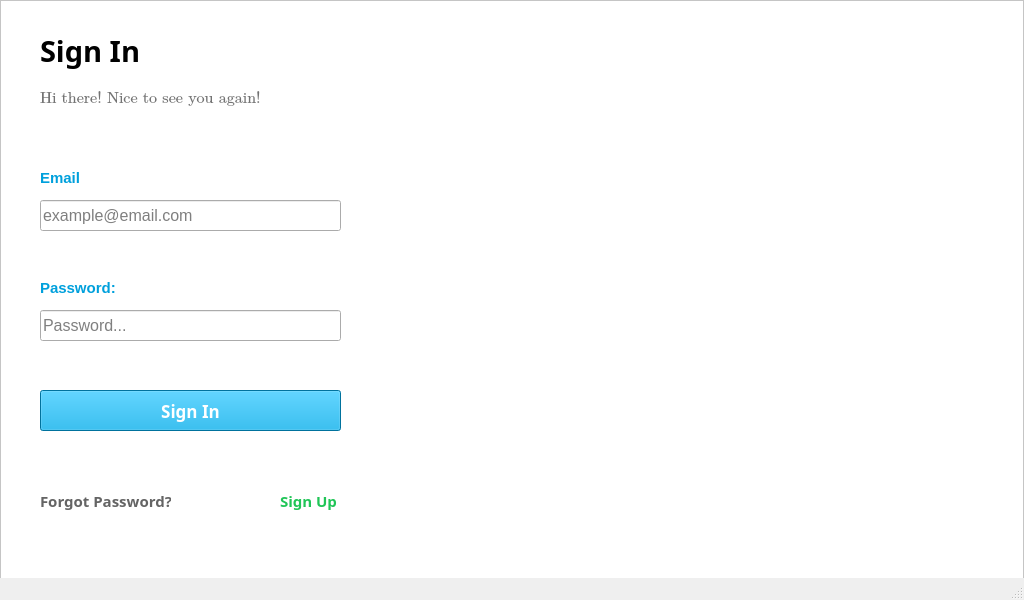
The window that User Interface/sign_in/sign_up.ui (sarscheps/Project---UI-Communications) describes before a commit, drawn with Qt 5.
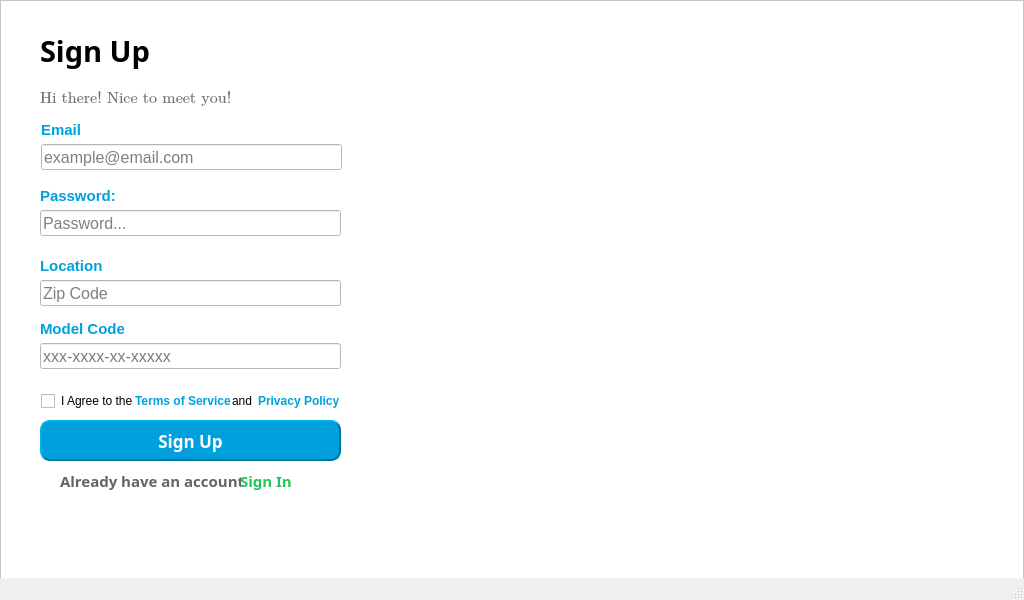
The same window after the commit. Icons and pictures are not drawn.

The edit to the form file:
```diff
--- a/User Interface/sign_in/sign_up.ui
+++ b/User Interface/sign_in/sign_up.ui
@@ -53,225 +53,6 @@
    <string>MainWindow</string>
   </property>
   <widget class="QWidget" name="centralwidget">
-   <widget class="QLineEdit" name="UsernameInput">
-    <property name="geometry">
-     <rect>
-      <x>40</x>
-      <y>200</y>
-      <width>301</width>
-      <height>31</height>
-     </rect>
-    </property>
-    <property name="sizePolicy">
-     <sizepolicy hsizetype="Fixed" vsizetype="Fixed">
-      <horstretch>0</horstretch>
-      <verstretch>0</verstretch>
-     </sizepolicy>
-    </property>
-    <property name="font">
-     <font>
-      <pointsize>12</pointsize>
-     </font>
-    </property>
-    <property name="text">
-     <string/>
-    </property>
-    <property name="placeholderText">
-     <string>example@email.com</string>
-    </property>
-   </widget>
-   <widget class="QLabel" name="UsernameLabel">
-    <property name="geometry">
-     <rect>
-      <x>40</x>
-      <y>170</y>
-      <width>111</width>
-      <height>16</height>
-     </rect>
-    </property>
-    <property name="palette">
-     <palette>
-      <active>
-       <colorrole role="WindowText">
-        <brush brushstyle="SolidPattern">
-         <color alpha="255">
-          <red>0</red>
-          <green>160</green>
-          <blue>220</blue>
-         </color>
-        </brush>
-       </colorrole>
-       <colorrole role="Text">
-        <brush brushstyle="SolidPattern">
-         <color alpha="255">
-          <red>0</red>
-          <green>160</green>
-          <blue>220</blue>
-         </color>
-        </brush>
-       </colorrole>
-       <colorrole role="ButtonText">
-        <brush brushstyle="SolidPattern">
-         <color alpha="255">
-          <red>0</red>
-          <green>160</green>
-          <blue>220</blue>
-         </color>
-        </brush>
-       </colorrole>
-       <colorrole role="PlaceholderText">
-        <brush brushstyle="SolidPattern">
-         <color alpha="128">
-          <red>0</red>
-          <green>160</green>
-          <blue>220</blue>
-         </color>
-        </brush>
-       </colorrole>
-      </active>
-      <inactive>
-       <colorrole role="WindowText">
-        <brush brushstyle="SolidPattern">
-         <color alpha="255">
-          <red>0</red>
-          <green>160</green>
-          <blue>220</blue>
-         </color>
-        </brush>
-       </colorrole>
-       <colorrole role="Text">
-        <brush brushstyle="SolidPattern">
-         <color alpha="255">
-          <red>0</red>
-          <green>160</green>
-          <blue>220</blue>
-         </color>
-        </brush>
-       </colorrole>
-       <colorrole role="ButtonText">
-        <brush brushstyle="SolidPattern">
-         <color alpha="255">
-          <red>0</red>
-          <green>160</green>
-          <blue>220</blue>
-         </color>
-        </brush>
-       </colorrole>
-       <colorrole role="PlaceholderText">
-        <brush brushstyle="SolidPattern">
-         <color alpha="128">
-          <red>0</red>
-          <green>160</green>
-          <blue>220</blue>
-         </color>
-        </brush>
-       </colorrole>
-      </inactive>
-      <disabled>
-       <colorrole role="WindowText">
-        <brush brushstyle="SolidPattern">
-         <color alpha="255">
-          <red>0</red>
-          <green>160</green>
-          <blue>220</blue>
-         </color>
-        </brush>
-       </colorrole>
-       <colorrole role="Text">
-        <brush brushstyle="SolidPattern">
-         <color alpha="255">
-          <red>0</red>
-          <green>160</green>
-          <blue>220</blue>
-         </color>
-        </brush>
-       </colorrole>
-       <colorrole role="ButtonText">
-        <brush brushstyle="SolidPattern">
-         <color alpha="255">
-          <red>0</red>
-          <green>160</green>
-          <blue>220</blue>
-         </color>
-        </brush>
-       </colorrole>
-       <colorrole role="PlaceholderText">
-        <brush brushstyle="SolidPattern">
-         <color alpha="128">
-          <red>0</red>
-          <green>160</green>
-          <blue>220</blue>
-         </color>
-        </brush>
-       </colorrole>
-      </disabled>
-     </palette>
-    </property>
-    <property name="font">
-     <font>
-      <family>Arial</family>
-      <pointsize>11</pointsize>
-      <bold>true</bold>
-     </font>
-    </property>
-    <property name="styleSheet">
-     <string notr="true">color:rgb(0, 160, 220);
-</string>
-    </property>
-    <property name="text">
-     <string>Email</string>
-    </property>
-   </widget>
-   <widget class="QLabel" name="PasswordLabel">
-    <property name="geometry">
-     <rect>
-      <x>40</x>
-      <y>280</y>
-      <width>101</width>
-      <height>16</height>
-     </rect>
-    </property>
-    <property name="font">
-     <font>
-      <family>Arial</family>
-      <pointsize>11</pointsize>
-      <bold>true</bold>
-     </font>
-    </property>
-    <property name="styleSheet">
-     <string notr="true">color:rgb(0, 160, 220);</string>
-    </property>
-    <property name="text">
-     <string>Password:</string>
-    </property>
-   </widget>
-   <widget class="QLineEdit" name="PaswordInput">
-    <property name="geometry">
-     <rect>
-      <x>40</x>
-      <y>310</y>
-      <width>301</width>
-      <height>31</height>
-     </rect>
-    </property>
-    <property name="font">
-     <font>
-      <pointsize>12</pointsize>
-     </font>
-    </property>
-    <property name="inputMask">
-     <string/>
-    </property>
-    <property name="text">
-     <string/>
-    </property>
-    <property name="echoMode">
-     <enum>QLineEdit::Password</enum>
-    </property>
-    <property name="placeholderText">
-     <string>Password...</string>
-    </property>
-   </widget>
    <widget class="QLabel" name="label">
     <property name="geometry">
      <rect>
@@ -289,7 +70,7 @@
      </font>
     </property>
     <property name="text">
-     <string>Sign In</string>
+     <string>Sign Up</string>
     </property>
    </widget>
    <widget class="QLabel" name="label_2">
@@ -313,280 +94,7 @@
 </string>
     </property>
     <property name="text">
-     <string>Hi there! Nice to see you again!</string>
-    </property>
-   </widget>
-   <widget class="QPushButton" name="pushButton">
-    <property name="geometry">
-     <rect>
-      <x>40</x>
-      <y>390</y>
-      <width>301</width>
-      <height>41</height>
-     </rect>
-    </property>
-    <property name="palette">
-     <palette>
-      <active>
-       <colorrole role="WindowText">
-        <brush brushstyle="SolidPattern">
-         <color alpha="255">
-          <red>255</red>
-          <green>255</green>
-          <blue>255</blue>
-         </color>
-        </brush>
-       </colorrole>
-       <colorrole role="Button">
-        <brush brushstyle="SolidPattern">
-         <color alpha="255">
-          <red>0</red>
-          <green>160</green>
-          <blue>220</blue>
-         </color>
-        </brush>
-       </colorrole>
-       <colorrole role="Text">
-        <brush brushstyle="SolidPattern">
-         <color alpha="255">
-          <red>255</red>
-          <green>255</green>
-          <blue>255</blue>
-         </color>
-        </brush>
-       </colorrole>
-       <colorrole role="ButtonText">
-        <brush brushstyle="SolidPattern">
-         <color alpha="255">
-          <red>255</red>
-          <green>255</green>
-          <blue>255</blue>
-         </color>
-        </brush>
-       </colorrole>
-       <colorrole role="Base">
-        <brush brushstyle="SolidPattern">
-         <color alpha="255">
-          <red>0</red>
-          <green>160</green>
-          <blue>220</blue>
-         </color>
-        </brush>
-       </colorrole>
-       <colorrole role="Window">
-        <brush brushstyle="SolidPattern">
-         <color alpha="255">
-          <red>0</red>
-          <green>160</green>
-          <blue>220</blue>
-         </color>
-        </brush>
-       </colorrole>
-       <colorrole role="PlaceholderText">
-        <brush brushstyle="SolidPattern">
-         <color alpha="128">
-          <red>255</red>
-          <green>255</green>
-          <blue>255</blue>
-         </color>
-        </brush>
-       </colorrole>
-      </active>
-      <inactive>
-       <colorrole role="WindowText">
-        <brush brushstyle="SolidPattern">
-         <color alpha="255">
-          <red>255</red>
-          <green>255</green>
-          <blue>255</blue>
-         </color>
-        </brush>
-       </colorrole>
-       <colorrole role="Button">
-        <brush brushstyle="SolidPattern">
-         <color alpha="255">
-          <red>0</red>
-          <green>160</green>
-          <blue>220</blue>
-         </color>
-        </brush>
-       </colorrole>
-       <colorrole role="Text">
-        <brush brushstyle="SolidPattern">
-         <color alpha="255">
-          <red>255</red>
-          <green>255</green>
-          <blue>255</blue>
-         </color>
-        </brush>
-       </colorrole>
-       <colorrole role="ButtonText">
-        <brush brushstyle="SolidPattern">
-         <color alpha="255">
-          <red>255</red>
-          <green>255</green>
-          <blue>255</blue>
-         </color>
-        </brush>
-       </colorrole>
-       <colorrole role="Base">
-        <brush brushstyle="SolidPattern">
-         <color alpha="255">
-          <red>0</red>
-          <green>160</green>
-          <blue>220</blue>
-         </color>
-        </brush>
-       </colorrole>
-       <colorrole role="Window">
-        <brush brushstyle="SolidPattern">
-         <color alpha="255">
-          <red>0</red>
-          <green>160</green>
-          <blue>220</blue>
-         </color>
-        </brush>
-       </colorrole>
-       <colorrole role="PlaceholderText">
-        <brush brushstyle="SolidPattern">
-         <color alpha="128">
-          <red>255</red>
-          <green>255</green>
-          <blue>255</blue>
-         </color>
-        </brush>
-       </colorrole>
-      </inactive>
-      <disabled>
-       <colorrole role="WindowText">
-        <brush brushstyle="SolidPattern">
-         <color alpha="255">
-          <red>255</red>
-          <green>255</green>
-          <blue>255</blue>
-         </color>
-        </brush>
-       </colorrole>
-       <colorrole role="Button">
-        <brush brushstyle="SolidPattern">
-         <color alpha="255">
-          <red>0</red>
-          <green>160</green>
-          <blue>220</blue>
-         </color>
-        </brush>
-       </colorrole>
-       <colorrole role="Text">
-        <brush brushstyle="SolidPattern">
-         <color alpha="255">
-          <red>255</red>
-          <green>255</green>
-          <blue>255</blue>
-         </color>
-        </brush>
-       </colorrole>
-       <colorrole role="ButtonText">
-        <brush brushstyle="SolidPattern">
-         <color alpha="255">
-          <red>255</red>
-          <green>255</green>
-          <blue>255</blue>
-         </color>
-        </brush>
-       </colorrole>
-       <colorrole role="Base">
-        <brush brushstyle="SolidPattern">
-         <color alpha="255">
-          <red>0</red>
-          <green>160</green>
-          <blue>220</blue>
-         </color>
-        </brush>
-       </colorrole>
-       <colorrole role="Window">
-        <brush brushstyle="SolidPattern">
-         <color alpha="255">
-          <red>0</red>
-          <green>160</green>
-          <blue>220</blue>
-         </color>
-        </brush>
-       </colorrole>
-       <colorrole role="PlaceholderText">
-        <brush brushstyle="SolidPattern">
-         <color alpha="128">
-          <red>255</red>
-          <green>255</green>
-          <blue>255</blue>
-         </color>
-        </brush>
-       </colorrole>
-      </disabled>
-     </palette>
-    </property>
-    <property name="font">
-     <font>
-      <family>Segoe UI Variable Display Semib</family>
-      <pointsize>13</pointsize>
-      <bold>true</bold>
-     </font>
-    </property>
-    <property name="autoFillBackground">
-     <bool>false</bool>
-    </property>
-    <property name="styleSheet">
-     <string notr="true">background-color:rgb(0, 160, 220);
-color:white;
-border-color:rgb(0, 167, 167)</string>
-    </property>
-    <property name="text">
-     <string>Sign In</string>
-    </property>
-   </widget>
-   <widget class="QLabel" name="label_3">
-    <property name="geometry">
-     <rect>
-      <x>40</x>
-      <y>490</y>
-      <width>131</width>
-      <height>21</height>
-     </rect>
-    </property>
-    <property name="font">
-     <font>
-      <family>Segoe UI Semibold</family>
-      <pointsize>11</pointsize>
-      <bold>true</bold>
-     </font>
-    </property>
-    <property name="styleSheet">
-     <string notr="true">color:rgb(100, 100, 100);</string>
-    </property>
-    <property name="text">
-     <string>Forgot Password?</string>
-    </property>
-   </widget>
-   <widget class="QLabel" name="label_4">
-    <property name="geometry">
-     <rect>
-      <x>280</x>
-      <y>490</y>
-      <width>61</width>
-      <height>21</height>
-     </rect>
-    </property>
-    <property name="font">
-     <font>
-      <family>Segoe UI Semibold</family>
-      <pointsize>11</pointsize>
-      <bold>true</bold>
-     </font>
-    </property>
-    <property name="styleSheet">
-     <string notr="true">color:rgb(32, 197, 87)</string>
-    </property>
-    <property name="text">
-     <string>Sign Up</string>
+     <string>Hi there! Nice to meet you!</string>
     </property>
    </widget>
    <widget class="QFrame" name="frame">
@@ -665,17 +173,934 @@
     <property name="frameShadow">
      <enum>QFrame::Raised</enum>
     </property>
+    <widget class="QLabel" name="UsernameLabel">
+     <property name="geometry">
+      <rect>
+       <x>41</x>
+       <y>121</y>
+       <width>40</width>
+       <height>17</height>
+      </rect>
+     </property>
+     <property name="palette">
+      <palette>
+       <active>
+        <colorrole role="WindowText">
+         <brush brushstyle="SolidPattern">
+          <color alpha="255">
+           <red>0</red>
+           <green>160</green>
+           <blue>220</blue>
+          </color>
+         </brush>
+        </colorrole>
+        <colorrole role="Text">
+         <brush brushstyle="SolidPattern">
+          <color alpha="255">
+           <red>0</red>
+           <green>160</green>
+           <blue>220</blue>
+          </color>
+         </brush>
+        </colorrole>
+        <colorrole role="ButtonText">
+         <brush brushstyle="SolidPattern">
+          <color alpha="255">
+           <red>0</red>
+           <green>160</green>
+           <blue>220</blue>
+          </color>
+         </brush>
+        </colorrole>
+        <colorrole role="PlaceholderText">
+         <brush brushstyle="SolidPattern">
+          <color alpha="128">
+           <red>0</red>
+           <green>160</green>
+           <blue>220</blue>
+          </color>
+         </brush>
+        </colorrole>
+       </active>
+       <inactive>
+        <colorrole role="WindowText">
+         <brush brushstyle="SolidPattern">
+          <color alpha="255">
+           <red>0</red>
+           <green>160</green>
+           <blue>220</blue>
+          </color>
+         </brush>
+        </colorrole>
+        <colorrole role="Text">
+         <brush brushstyle="SolidPattern">
+          <color alpha="255">
+           <red>0</red>
+           <green>160</green>
+           <blue>220</blue>
+          </color>
+         </brush>
+        </colorrole>
+        <colorrole role="ButtonText">
+         <brush brushstyle="SolidPattern">
+          <color alpha="255">
+           <red>0</red>
+           <green>160</green>
+           <blue>220</blue>
+          </color>
+         </brush>
+        </colorrole>
+        <colorrole role="PlaceholderText">
+         <brush brushstyle="SolidPattern">
+          <color alpha="128">
+           <red>0</red>
+           <green>160</green>
+           <blue>220</blue>
+          </color>
+         </brush>
+        </colorrole>
+       </inactive>
+       <disabled>
+        <colorrole role="WindowText">
+         <brush brushstyle="SolidPattern">
+          <color alpha="255">
+           <red>0</red>
+           <green>160</green>
+           <blue>220</blue>
+          </color>
+         </brush>
+        </colorrole>
+        <colorrole role="Text">
+         <brush brushstyle="SolidPattern">
+          <color alpha="255">
+           <red>0</red>
+           <green>160</green>
+           <blue>220</blue>
+          </color>
+         </brush>
+        </colorrole>
+        <colorrole role="ButtonText">
+         <brush brushstyle="SolidPattern">
+          <color alpha="255">
+           <red>0</red>
+           <green>160</green>
+           <blue>220</blue>
+          </color>
+         </brush>
+        </colorrole>
+        <colorrole role="PlaceholderText">
+         <brush brushstyle="SolidPattern">
+          <color alpha="128">
+           <red>0</red>
+           <green>160</green>
+           <blue>220</blue>
+          </color>
+         </brush>
+        </colorrole>
+       </disabled>
+      </palette>
+     </property>
+     <property name="font">
+      <font>
+       <family>Arial</family>
+       <pointsize>11</pointsize>
+       <bold>true</bold>
+      </font>
+     </property>
+     <property name="styleSheet">
+      <string notr="true">color:rgb(0, 160, 220);
+</string>
+     </property>
+     <property name="text">
+      <string>Email</string>
+     </property>
+    </widget>
+    <widget class="QLineEdit" name="UsernameInput">
+     <property name="geometry">
+      <rect>
+       <x>41</x>
+       <y>144</y>
+       <width>301</width>
+       <height>26</height>
+      </rect>
+     </property>
+     <property name="sizePolicy">
+      <sizepolicy hsizetype="Fixed" vsizetype="Fixed">
+       <horstretch>0</horstretch>
+       <verstretch>0</verstretch>
+      </sizepolicy>
+     </property>
+     <property name="font">
+      <font>
+       <pointsize>12</pointsize>
+      </font>
+     </property>
+     <property name="text">
+      <string/>
+     </property>
+     <property name="placeholderText">
+      <string>example@email.com</string>
+     </property>
+    </widget>
+    <widget class="QLabel" name="PasswordLabel">
+     <property name="geometry">
+      <rect>
+       <x>40</x>
+       <y>187</y>
+       <width>76</width>
+       <height>17</height>
+      </rect>
+     </property>
+     <property name="font">
+      <font>
+       <family>Arial</family>
+       <pointsize>11</pointsize>
+       <bold>true</bold>
+      </font>
+     </property>
+     <property name="styleSheet">
+      <string notr="true">color:rgb(0, 160, 220);</string>
+     </property>
+     <property name="text">
+      <string>Password:</string>
+     </property>
+    </widget>
+    <widget class="QLineEdit" name="PaswordInput">
+     <property name="geometry">
+      <rect>
+       <x>40</x>
+       <y>210</y>
+       <width>301</width>
+       <height>26</height>
+      </rect>
+     </property>
+     <property name="font">
+      <font>
+       <pointsize>12</pointsize>
+      </font>
+     </property>
+     <property name="inputMask">
+      <string/>
+     </property>
+     <property name="text">
+      <string/>
+     </property>
+     <property name="echoMode">
+      <enum>QLineEdit::Password</enum>
+     </property>
+     <property name="placeholderText">
+      <string>Password...</string>
+     </property>
+    </widget>
+    <widget class="QLabel" name="UsernameLabel_2">
+     <property name="geometry">
+      <rect>
+       <x>40</x>
+       <y>257</y>
+       <width>63</width>
+       <height>17</height>
+      </rect>
+     </property>
+     <property name="palette">
+      <palette>
+       <active>
+        <colorrole role="WindowText">
+         <brush brushstyle="SolidPattern">
+          <color alpha="255">
+           <red>0</red>
+           <green>160</green>
+           <blue>220</blue>
+          </color>
+         </brush>
+        </colorrole>
+        <colorrole role="Text">
+         <brush brushstyle="SolidPattern">
+          <color alpha="255">
+           <red>0</red>
+           <green>160</green>
+           <blue>220</blue>
+          </color>
+         </brush>
+        </colorrole>
+        <colorrole role="ButtonText">
+         <brush brushstyle="SolidPattern">
+          <color alpha="255">
+           <red>0</red>
+           <green>160</green>
+           <blue>220</blue>
+          </color>
+         </brush>
+        </colorrole>
+        <colorrole role="PlaceholderText">
+         <brush brushstyle="SolidPattern">
+          <color alpha="128">
+           <red>0</red>
+           <green>160</green>
+           <blue>220</blue>
+          </color>
+         </brush>
+        </colorrole>
+       </active>
+       <inactive>
+        <colorrole role="WindowText">
+         <brush brushstyle="SolidPattern">
+          <color alpha="255">
+           <red>0</red>
+           <green>160</green>
+           <blue>220</blue>
+          </color>
+         </brush>
+        </colorrole>
+        <colorrole role="Text">
+         <brush brushstyle="SolidPattern">
+          <color alpha="255">
+           <red>0</red>
+           <green>160</green>
+           <blue>220</blue>
+          </color>
+         </brush>
+        </colorrole>
+        <colorrole role="ButtonText">
+         <brush brushstyle="SolidPattern">
+          <color alpha="255">
+           <red>0</red>
+           <green>160</green>
+           <blue>220</blue>
+          </color>
+         </brush>
+        </colorrole>
+        <colorrole role="PlaceholderText">
+         <brush brushstyle="SolidPattern">
+          <color alpha="128">
+           <red>0</red>
+           <green>160</green>
+           <blue>220</blue>
+          </color>
+         </brush>
+        </colorrole>
+       </inactive>
+       <disabled>
+        <colorrole role="WindowText">
+         <brush brushstyle="SolidPattern">
+          <color alpha="255">
+           <red>0</red>
+           <green>160</green>
+           <blue>220</blue>
+          </color>
+         </brush>
+        </colorrole>
+        <colorrole role="Text">
+         <brush brushstyle="SolidPattern">
+          <color alpha="255">
+           <red>0</red>
+           <green>160</green>
+           <blue>220</blue>
+          </color>
+         </brush>
+        </colorrole>
+        <colorrole role="ButtonText">
+         <brush brushstyle="SolidPattern">
+          <color alpha="255">
+           <red>0</red>
+           <green>160</green>
+           <blue>220</blue>
+          </color>
+         </brush>
+        </colorrole>
+        <colorrole role="PlaceholderText">
+         <brush brushstyle="SolidPattern">
+          <color alpha="128">
+           <red>0</red>
+           <green>160</green>
+           <blue>220</blue>
+          </color>
+         </brush>
+        </colorrole>
+       </disabled>
+      </palette>
+     </property>
+     <property name="font">
+      <font>
+       <family>Arial</family>
+       <pointsize>11</pointsize>
+       <bold>true</bold>
+      </font>
+     </property>
+     <property name="styleSheet">
+      <string notr="true">color:rgb(0, 160, 220);
+</string>
+     </property>
+     <property name="text">
+      <string>Location</string>
+     </property>
+    </widget>
+    <widget class="QLineEdit" name="PaswordInput_2">
+     <property name="geometry">
+      <rect>
+       <x>40</x>
+       <y>280</y>
+       <width>301</width>
+       <height>26</height>
+      </rect>
+     </property>
+     <property name="font">
+      <font>
+       <pointsize>12</pointsize>
+      </font>
+     </property>
+     <property name="inputMask">
+      <string/>
+     </property>
+     <property name="text">
+      <string/>
+     </property>
+     <property name="echoMode">
+      <enum>QLineEdit::Password</enum>
+     </property>
+     <property name="placeholderText">
+      <string>Zip Code</string>
+     </property>
+    </widget>
+    <widget class="QLabel" name="UsernameLabel_3">
+     <property name="geometry">
+      <rect>
+       <x>40</x>
+       <y>320</y>
+       <width>85</width>
+       <height>17</height>
+      </rect>
+     </property>
+     <property name="palette">
+      <palette>
+       <active>
+        <colorrole role="WindowText">
+         <brush brushstyle="SolidPattern">
+          <color alpha="255">
+           <red>0</red>
+           <green>160</green>
+           <blue>220</blue>
+          </color>
+         </brush>
+        </colorrole>
+        <colorrole role="Text">
+         <brush brushstyle="SolidPattern">
+          <color alpha="255">
+           <red>0</red>
+           <green>160</green>
+           <blue>220</blue>
+          </color>
+         </brush>
+        </colorrole>
+        <colorrole role="ButtonText">
+         <brush brushstyle="SolidPattern">
+          <color alpha="255">
+           <red>0</red>
+           <green>160</green>
+           <blue>220</blue>
+          </color>
+         </brush>
+        </colorrole>
+        <colorrole role="PlaceholderText">
+         <brush brushstyle="SolidPattern">
+          <color alpha="128">
+           <red>0</red>
+           <green>160</green>
+           <blue>220</blue>
+          </color>
+         </brush>
+        </colorrole>
+       </active>
+       <inactive>
+        <colorrole role="WindowText">
+         <brush brushstyle="SolidPattern">
+          <color alpha="255">
+           <red>0</red>
+           <green>160</green>
+           <blue>220</blue>
+          </color>
+         </brush>
+        </colorrole>
+        <colorrole role="Text">
+         <brush brushstyle="SolidPattern">
+          <color alpha="255">
+           <red>0</red>
+           <green>160</green>
+           <blue>220</blue>
+          </color>
+         </brush>
+        </colorrole>
+        <colorrole role="ButtonText">
+         <brush brushstyle="SolidPattern">
+          <color alpha="255">
+           <red>0</red>
+           <green>160</green>
+           <blue>220</blue>
+          </color>
+         </brush>
+        </colorrole>
+        <colorrole role="PlaceholderText">
+         <brush brushstyle="SolidPattern">
+          <color alpha="128">
+           <red>0</red>
+           <green>160</green>
+           <blue>220</blue>
+          </color>
+         </brush>
+        </colorrole>
+       </inactive>
+       <disabled>
+        <colorrole role="WindowText">
+         <brush brushstyle="SolidPattern">
+          <color alpha="255">
+           <red>0</red>
+           <green>160</green>
+           <blue>220</blue>
+          </color>
+         </brush>
+        </colorrole>
+        <colorrole role="Text">
+         <brush brushstyle="SolidPattern">
+          <color alpha="255">
+           <red>0</red>
+           <green>160</green>
+           <blue>220</blue>
+          </color>
+         </brush>
+        </colorrole>
+        <colorrole role="ButtonText">
+         <brush brushstyle="SolidPattern">
+          <color alpha="255">
+           <red>0</red>
+           <green>160</green>
+           <blue>220</blue>
+          </color>
+         </brush>
+        </colorrole>
+        <colorrole role="PlaceholderText">
+         <brush brushstyle="SolidPattern">
+          <color alpha="128">
+           <red>0</red>
+           <green>160</green>
+           <blue>220</blue>
+          </color>
+         </brush>
+        </colorrole>
+       </disabled>
+      </palette>
+     </property>
+     <property name="font">
+      <font>
+       <family>Arial</family>
+       <pointsize>11</pointsize>
+       <bold>true</bold>
+      </font>
+     </property>
+     <property name="styleSheet">
+      <string notr="true">color:rgb(0, 160, 220);
+</string>
+     </property>
+     <property name="text">
+      <string>Model Code</string>
+     </property>
+    </widget>
+    <widget class="QLineEdit" name="PaswordInput_3">
+     <property name="geometry">
+      <rect>
+       <x>40</x>
+       <y>343</y>
+       <width>301</width>
+       <height>26</height>
+      </rect>
+     </property>
+     <property name="font">
+      <font>
+       <pointsize>12</pointsize>
+      </font>
+     </property>
+     <property name="inputMask">
+      <string/>
+     </property>
+     <property name="text">
+      <string/>
+     </property>
+     <property name="echoMode">
+      <enum>QLineEdit::Password</enum>
+     </property>
+     <property name="placeholderText">
+      <string>xxx-xxxx-xx-xxxxx</string>
+     </property>
+    </widget>
+    <widget class="QLabel" name="label_4">
+     <property name="geometry">
+      <rect>
+       <x>240</x>
+       <y>470</y>
+       <width>61</width>
+       <height>21</height>
+      </rect>
+     </property>
+     <property name="font">
+      <font>
+       <family>Segoe UI Semibold</family>
+       <pointsize>11</pointsize>
+       <bold>true</bold>
+      </font>
+     </property>
+     <property name="styleSheet">
+      <string notr="true">color:rgb(32, 197, 87)</string>
+     </property>
+     <property name="text">
+      <string>Sign In</string>
+     </property>
+    </widget>
+    <widget class="QPushButton" name="pushButton">
+     <property name="geometry">
+      <rect>
+       <x>40</x>
+       <y>420</y>
+       <width>301</width>
+       <height>41</height>
+      </rect>
+     </property>
+     <property name="palette">
+      <palette>
+       <active>
+        <colorrole role="WindowText">
+         <brush brushstyle="SolidPattern">
+          <color alpha="255">
+           <red>255</red>
+           <green>255</green>
+           <blue>255</blue>
+          </color>
+         </brush>
+        </colorrole>
+        <colorrole role="Button">
+         <brush brushstyle="SolidPattern">
+          <color alpha="255">
+           <red>0</red>
+           <green>160</green>
+           <blue>220</blue>
+          </color>
+         </brush>
+        </colorrole>
+        <colorrole role="Text">
+         <brush brushstyle="SolidPattern">
+          <color alpha="255">
+           <red>255</red>
+           <green>255</green>
+           <blue>255</blue>
+          </color>
+         </brush>
+        </colorrole>
+        <colorrole role="ButtonText">
+         <brush brushstyle="SolidPattern">
+          <color alpha="255">
+           <red>255</red>
+           <green>255</green>
+           <blue>255</blue>
+          </color>
+         </brush>
+        </colorrole>
+        <colorrole role="Base">
+         <brush brushstyle="SolidPattern">
+          <color alpha="255">
+           <red>0</red>
+           <green>160</green>
+           <blue>220</blue>
+          </color>
+         </brush>
+        </colorrole>
+        <colorrole role="Window">
+         <brush brushstyle="SolidPattern">
+          <color alpha="255">
+           <red>0</red>
+           <green>160</green>
+           <blue>220</blue>
+          </color>
+         </brush>
+        </colorrole>
+        <colorrole role="PlaceholderText">
+         <brush brushstyle="SolidPattern">
+          <color alpha="128">
+           <red>255</red>
+           <green>255</green>
+           <blue>255</blue>
+          </color>
+         </brush>
+        </colorrole>
+       </active>
+       <inactive>
+        <colorrole role="WindowText">
+         <brush brushstyle="SolidPattern">
+          <color alpha="255">
+           <red>255</red>
+           <green>255</green>
+           <blue>255</blue>
+          </color>
+         </brush>
+        </colorrole>
+        <colorrole role="Button">
+         <brush brushstyle="SolidPattern">
+          <color alpha="255">
+           <red>0</red>
+           <green>160</green>
+           <blue>220</blue>
+          </color>
+         </brush>
+        </colorrole>
+        <colorrole role="Text">
+         <brush brushstyle="SolidPattern">
+          <color alpha="255">
+           <red>255</red>
+           <green>255</green>
+           <blue>255</blue>
+          </color>
+         </brush>
+        </colorrole>
+        <colorrole role="ButtonText">
+         <brush brushstyle="SolidPattern">
+          <color alpha="255">
+           <red>255</red>
+           <green>255</green>
+           <blue>255</blue>
+          </color>
+         </brush>
+        </colorrole>
+        <colorrole role="Base">
+         <brush brushstyle="SolidPattern">
+          <color alpha="255">
+           <red>0</red>
+           <green>160</green>
+           <blue>220</blue>
+          </color>
+         </brush>
+        </colorrole>
+        <colorrole role="Window">
+         <brush brushstyle="SolidPattern">
+          <color alpha="255">
+           <red>0</red>
+           <green>160</green>
+           <blue>220</blue>
+          </color>
+         </brush>
+        </colorrole>
+        <colorrole role="PlaceholderText">
+         <brush brushstyle="SolidPattern">
+          <color alpha="128">
+           <red>255</red>
+           <green>255</green>
+           <blue>255</blue>
+          </color>
+         </brush>
+        </colorrole>
+       </inactive>
+       <disabled>
+        <colorrole role="WindowText">
+         <brush brushstyle="SolidPattern">
+          <color alpha="255">
+           <red>255</red>
+           <green>255</green>
+           <blue>255</blue>
+          </color>
+         </brush>
+        </colorrole>
+        <colorrole role="Button">
+         <brush brushstyle="SolidPattern">
+          <color alpha="255">
+           <red>0</red>
+           <green>160</green>
+           <blue>220</blue>
+          </color>
+         </brush>
+        </colorrole>
+        <colorrole role="Text">
+         <brush brushstyle="SolidPattern">
+          <color alpha="255">
+           <red>255</red>
+           <green>255</green>
+           <blue>255</blue>
+          </color>
+         </brush>
+        </colorrole>
+        <colorrole role="ButtonText">
+         <brush brushstyle="SolidPattern">
+          <color alpha="255">
+           <red>255</red>
+           <green>255</green>
+           <blue>255</blue>
+          </color>
+         </brush>
+        </colorrole>
+        <colorrole role="Base">
+         <brush brushstyle="SolidPattern">
+          <color alpha="255">
+           <red>0</red>
+           <green>160</green>
+           <blue>220</blue>
+          </color>
+         </brush>
+        </colorrole>
+        <colorrole role="Window">
+         <brush brushstyle="SolidPattern">
+          <color alpha="255">
+           <red>0</red>
+           <green>160</green>
+           <blue>220</blue>
+          </color>
+         </brush>
+        </colorrole>
+        <colorrole role="PlaceholderText">
+         <brush brushstyle="SolidPattern">
+          <color alpha="128">
+           <red>255</red>
+           <green>255</green>
+           <blue>255</blue>
+          </color>
+         </brush>
+        </colorrole>
+       </disabled>
+      </palette>
+     </property>
+     <property name="font">
+      <font>
+       <family>Segoe UI Variable Display Semib</family>
+       <pointsize>13</pointsize>
+       <bold>true</bold>
+      </font>
+     </property>
+     <property name="autoFillBackground">
+      <bool>false</bool>
+     </property>
+     <property name="styleSheet">
+      <string notr="true">QPushButton{
+	background-color:rgb(0, 160, 220);
+	color:white;
+	border-style: outset;
+	border-radius: 10px;
+	border-width:2px;
+	border-color:rgb(0, 118, 161);
+}
+
+QPushButton:pressed{
+	background-color:rgb(0, 118, 161);
+	border-color:rgb(0, 92, 126);
+}</string>
+     </property>
+     <property name="text">
+      <string>Sign Up</string>
+     </property>
+    </widget>
+    <widget class="QCheckBox" name="checkBox">
+     <property name="geometry">
+      <rect>
+       <x>41</x>
+       <y>391</y>
+       <width>96</width>
+       <height>20</height>
+      </rect>
+     </property>
+     <property name="styleSheet">
+      <string notr="true">QCheckBox::indicator:checked{
+	color:white;
+	background-color:rgb(0, 160, 220);
+	border-style: box;
+	border-radius: 3px;
+	border-color:rgb(0, 131, 179);
+}</string>
+     </property>
+     <property name="text">
+      <string>I Agree to the</string>
+     </property>
+    </widget>
     <widget class="QLabel" name="label_5">
      <property name="geometry">
       <rect>
-       <x>490</x>
-       <y>20</y>
+       <x>135</x>
+       <y>393</y>
+       <width>101</width>
+       <height>16</height>
+      </rect>
+     </property>
+     <property name="font">
+      <font>
+       <bold>true</bold>
+      </font>
+     </property>
+     <property name="styleSheet">
+      <string notr="true">color: rgb(0, 160, 220);</string>
+     </property>
+     <property name="text">
+      <string>Terms of Service</string>
+     </property>
+    </widget>
+    <widget class="QLabel" name="label_6">
+     <property name="geometry">
+      <rect>
+       <x>232</x>
+       <y>391</y>
+       <width>20</width>
+       <height>20</height>
+      </rect>
+     </property>
+     <property name="text">
+      <string>and</string>
+     </property>
+    </widget>
+    <widget class="QLabel" name="label_7">
+     <property name="geometry">
+      <rect>
+       <x>258</x>
+       <y>393</y>
+       <width>81</width>
+       <height>16</height>
+      </rect>
+     </property>
+     <property name="font">
+      <font>
+       <bold>true</bold>
+      </font>
+     </property>
+     <property name="styleSheet">
+      <string notr="true">color: rgb(0, 160, 220);</string>
+     </property>
+     <property name="text">
+      <string>Privacy Policy</string>
+     </property>
+    </widget>
+    <widget class="QLabel" name="label_3">
+     <property name="geometry">
+      <rect>
+       <x>60</x>
+       <y>470</y>
+       <width>181</width>
+       <height>21</height>
+      </rect>
+     </property>
+     <property name="font">
+      <font>
+       <family>Segoe UI Semibold</family>
+       <pointsize>11</pointsize>
+       <bold>true</bold>
+      </font>
+     </property>
+     <property name="styleSheet">
+      <string notr="true">color:rgb(100, 100, 100);</string>
+     </property>
+     <property name="text">
+      <string>Already have an account?</string>
+     </property>
+    </widget>
+    <widget class="QLabel" name="label_8">
+     <property name="geometry">
+      <rect>
+       <x>420</x>
+       <y>60</y>
        <width>491</width>
        <height>431</height>
       </rect>
      </property>
      <property name="text">
-      <string>&lt;html&gt;&lt;head/&gt;&lt;body&gt;&lt;p&gt;&lt;img src=&quot;:/Nydec_pic/Screenshot 2024-04-09 110121.png&quot;/&gt;&lt;/p&gt;&lt;/body&gt;&lt;/html&gt;</string>
+      <string>&lt;html&gt;&lt;head/&gt;&lt;body&gt;&lt;p&gt;&lt;img src=&quot;C:\Users\Public\Documents\GitHub\Project---UI-Communications\User Interface\icons\NYDEC Picture\Screenshot 2024-04-09 110121.png&quot;/&gt;&lt;/p&gt;&lt;/body&gt;&lt;/html&gt;</string>
      </property>
     </widget>
    </widget>
```
Left out of the diff: 10 changed lines with no effect on the pictures.
